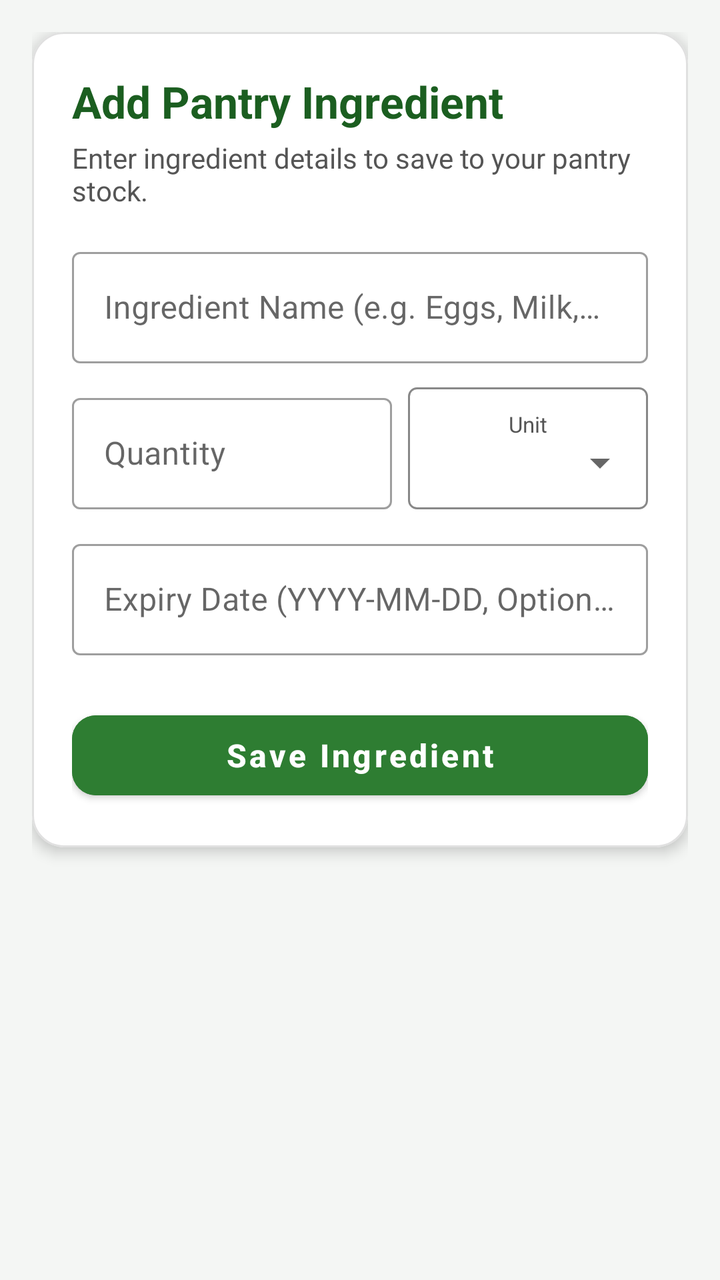
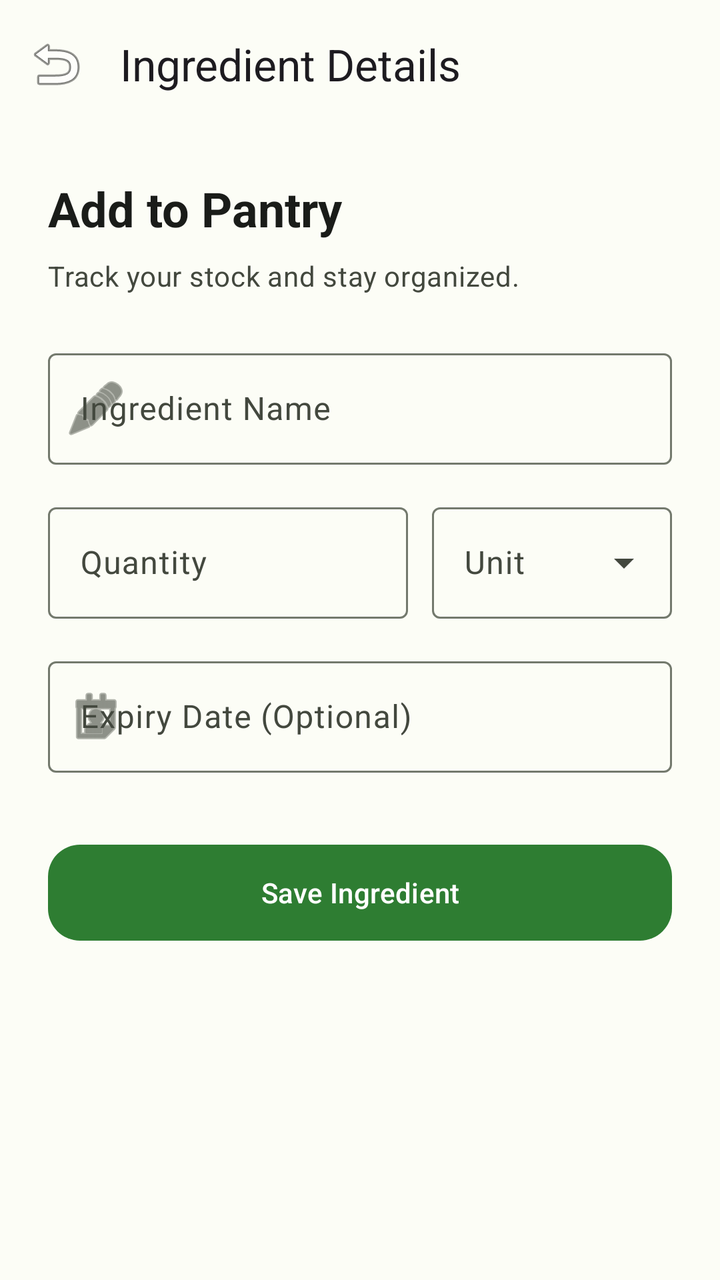

An Android layout rendered at two revisions. The XML below is the earlier revision; the diff shows what the commit changed to produce the second picture.
<!-- AndroidManifest.xml: application theme Theme.SmartPantry -->
<!-- res/layout/activity_ingredient_form.xml -->
<?xml version="1.0" encoding="utf-8"?>
<ScrollView xmlns:android="http://schemas.android.com/apk/res/android"
    xmlns:app="http://schemas.android.com/apk/res-auto"
    android:layout_width="match_parent"
    android:layout_height="match_parent"
    android:background="@color/background_light"
    android:fillViewport="true">

    <LinearLayout
        android:layout_width="match_parent"
        android:layout_height="wrap_content"
        android:orientation="vertical"
        android:padding="16dp">

        <com.google.android.material.card.MaterialCardView
            android:layout_width="match_parent"
            android:layout_height="wrap_content"
            app:cardBackgroundColor="@color/white"
            app:cardCornerRadius="16dp"
            app:cardElevation="4dp"
            app:strokeColor="@color/divider_color"
            app:strokeWidth="1dp">

            <LinearLayout
                android:layout_width="match_parent"
                android:layout_height="wrap_content"
                android:orientation="vertical"
                android:padding="20dp">

                <TextView
                    android:id="@+id/formTitle"
                    android:layout_width="wrap_content"
                    android:layout_height="wrap_content"
                    android:text="Add Pantry Ingredient"
                    android:textColor="@color/green_dark"
                    android:textSize="22sp"
                    android:textStyle="bold" />

                <TextView
                    android:layout_width="wrap_content"
                    android:layout_height="wrap_content"
                    android:layout_marginTop="4dp"
                    android:layout_marginBottom="16dp"
                    android:text="Enter ingredient details to save to your pantry stock."
                    android:textColor="@color/text_secondary"
                    android:textSize="14sp" />

                
                <com.google.android.material.textfield.TextInputLayout
                    style="@style/Widget.MaterialComponents.TextInputLayout.OutlinedBox"
                    android:layout_width="match_parent"
                    android:layout_height="wrap_content"
                    android:layout_marginBottom="12dp"
                    android:hint="Ingredient Name (e.g. Eggs, Milk, Flour)">

                    <com.google.android.material.textfield.TextInputEditText
                        android:id="@+id/nameInput"
                        android:layout_width="match_parent"
                        android:layout_height="wrap_content"
                        android:inputType="textCapWords" />
                </com.google.android.material.textfield.TextInputLayout>

                
                <LinearLayout
                    android:layout_width="match_parent"
                    android:layout_height="wrap_content"
                    android:layout_marginBottom="12dp"
                    android:orientation="horizontal">

                    <com.google.android.material.textfield.TextInputLayout
                        style="@style/Widget.MaterialComponents.TextInputLayout.OutlinedBox"
                        android:layout_width="0dp"
                        android:layout_height="wrap_content"
                        android:layout_marginEnd="8dp"
                        android:layout_weight="1"
                        android:hint="Quantity">

                        <com.google.android.material.textfield.TextInputEditText
                            android:id="@+id/quantityInput"
                            android:layout_width="match_parent"
                            android:layout_height="wrap_content"
                            android:inputType="numberDecimal" />
                    </com.google.android.material.textfield.TextInputLayout>

                    <LinearLayout
                        android:layout_width="120dp"
                        android:layout_height="match_parent"
                        android:background="@drawable/bg_spinner_border"
                        android:gravity="center"
                        android:orientation="vertical">

                        <TextView
                            android:layout_width="wrap_content"
                            android:layout_height="wrap_content"
                            android:text="Unit"
                            android:textColor="@color/text_secondary"
                            android:textSize="11sp" />

                        <Spinner
                            android:id="@+id/unitInput"
                            android:layout_width="match_parent"
                            android:layout_height="wrap_content"
                            android:spinnerMode="dropdown" />
                    </LinearLayout>
                </LinearLayout>

                
                <com.google.android.material.textfield.TextInputLayout
                    style="@style/Widget.MaterialComponents.TextInputLayout.OutlinedBox"
                    android:layout_width="match_parent"
                    android:layout_height="wrap_content"
                    android:layout_marginBottom="24dp"
                    android:hint="Expiry Date (YYYY-MM-DD, Optional)">

                    <com.google.android.material.textfield.TextInputEditText
                        android:id="@+id/expiryInput"
                        android:layout_width="match_parent"
                        android:layout_height="wrap_content"
                        android:inputType="date" />
                </com.google.android.material.textfield.TextInputLayout>

                
                <com.google.android.material.button.MaterialButton
                    android:id="@+id/saveButton"
                    android:layout_width="match_parent"
                    android:layout_height="52dp"
                    android:backgroundTint="@color/green_primary"
                    android:text="Save Ingredient"
                    android:textAllCaps="false"
                    android:textColor="@color/white"
                    android:textSize="16sp"
                    android:textStyle="bold"
                    app:cornerRadius="12dp" />

            </LinearLayout>
        </com.google.android.material.card.MaterialCardView>
    </LinearLayout>
</ScrollView>
<!-- resources referenced by this layout -->
<resources>
  <color name="background_light">#F4F6F4</color>
  <color name="divider_color">#E0E0E0</color>
  <color name="green_dark">#1B5E20</color>
  <color name="green_primary">#2E7D32</color>
  <color name="text_secondary">#555555</color>
  <color name="white">#FFFFFF</color>
  <!-- drawable bg_spinner_border (drawable) -->
  <?xml version="1.0" encoding="utf-8"?>
  <shape xmlns:android="http://schemas.android.com/apk/res/android"
      android:shape="rectangle">
      <solid android:color="@color/white" />
      <corners android:radius="4dp" />
      <stroke android:width="1dp" android:color="#888888" />
  </shape>
  <style name="Theme.SmartPantry" parent="Theme.MaterialComponents.DayNight.DarkActionBar">
          <item name="colorPrimary">@color/green_primary</item>
          <item name="colorPrimaryVariant">@color/green_dark</item>
          <item name="colorOnPrimary">@color/white</item>
          <item name="colorSecondary">@color/amber_accent</item>
          <item name="colorOnSecondary">@color/white</item>
          <item name="android:windowBackground">@color/background_light</item>
          <item name="android:textColorPrimary">@color/text_primary</item>
      </style>
  <color name="amber_accent">#F57C00</color>
  <color name="text_primary">#1C1B1F</color>
</resources>

<!-- the commit's change to res/layout/activity_ingredient_form.xml (unified diff, before → after) -->
@@ -1,138 +1,126 @@
 <?xml version="1.0" encoding="utf-8"?>
-<ScrollView xmlns:android="http://schemas.android.com/apk/res/android"
+<androidx.coordinatorlayout.widget.CoordinatorLayout xmlns:android="http://schemas.android.com/apk/res/android"
     xmlns:app="http://schemas.android.com/apk/res-auto"
     android:layout_width="match_parent"
     android:layout_height="match_parent"
-    android:background="@color/background_light"
-    android:fillViewport="true">
+    android:background="?attr/colorSurface">
 
-    <LinearLayout
+    <com.google.android.material.appbar.AppBarLayout
         android:layout_width="match_parent"
-        android:layout_height="wrap_content"
-        android:orientation="vertical"
-        android:padding="16dp">
+        android:layout_height="wrap_content">
 
-        <com.google.android.material.card.MaterialCardView
+        <com.google.android.material.appbar.MaterialToolbar
+            android:id="@+id/toolbar"
+            android:layout_width="match_parent"
+            android:layout_height="?attr/actionBarSize"
+            app:title="Ingredient Details"
+            app:navigationIcon="@android:drawable/ic_menu_revert" />
+
+    </com.google.android.material.appbar.AppBarLayout>
+
+    <ScrollView
+        android:layout_width="match_parent"
+        android:layout_height="match_parent"
+        android:fillViewport="true"
+        app:layout_behavior="@string/appbar_scrolling_view_behavior">
+
+        <LinearLayout
             android:layout_width="match_parent"
             android:layout_height="wrap_content"
-            app:cardBackgroundColor="@color/white"
-            app:cardCornerRadius="16dp"
-            app:cardElevation="4dp"
-            app:strokeColor="@color/divider_color"
-            app:strokeWidth="1dp">
+            android:orientation="vertical"
+            android:padding="24dp">
+
+            <TextView
+                android:id="@+id/formTitle"
+                android:layout_width="wrap_content"
+                android:layout_height="wrap_content"
+                android:text="Add to Pantry"
+                android:textAppearance="?attr/textAppearanceHeadlineSmall"
+                android:textColor="?attr/colorOnSurface"
+                android:textStyle="bold" />
+
+            <TextView
+                android:layout_width="wrap_content"
+                android:layout_height="wrap_content"
+                android:layout_marginTop="8dp"
+                android:layout_marginBottom="24dp"
+                android:text="Track your stock and stay organized."
+                android:textAppearance="?attr/textAppearanceBodyMedium"
+                android:textColor="?attr/colorOnSurfaceVariant" />
+
+            <com.google.android.material.textfield.TextInputLayout
+                style="@style/Widget.Material3.TextInputLayout.OutlinedBox"
+                android:layout_width="match_parent"
+                android:layout_height="wrap_content"
+                android:layout_marginBottom="16dp"
+                android:hint="Ingredient Name"
+                app:startIconDrawable="@android:drawable/ic_menu_edit">
+
+                <com.google.android.material.textfield.TextInputEditText
+                    android:id="@+id/nameInput"
+                    android:layout_width="match_parent"
+                    android:layout_height="wrap_content"
+                    android:inputType="textCapWords" />
+            </com.google.android.material.textfield.TextInputLayout>
 
             <LinearLayout
                 android:layout_width="match_parent"
                 android:layout_height="wrap_content"
-                android:orientation="vertical"
-                android:padding="20dp">
+                android:layout_marginBottom="16dp"
+                android:orientation="horizontal">
 
-                <TextView
-                    android:id="@+id/formTitle"
-                    android:layout_width="wrap_content"
+                <com.google.android.material.textfield.TextInputLayout
+                    style="@style/Widget.Material3.TextInputLayout.OutlinedBox"
+                    android:layout_width="0dp"
                     android:layout_height="wrap_content"
-                    android:text="Add Pantry Ingredient"
-                    android:textColor="@color/green_dark"
-                    android:textSize="22sp"
-                    android:textStyle="bold" />
+                    android:layout_marginEnd="12dp"
+                    android:layout_weight="1"
+                    android:hint="Quantity">
 
-                <TextView
-                    android:layout_width="wrap_content"
+                    <com.google.android.material.textfield.TextInputEditText
+                        android:id="@+id/quantityInput"
+                        android:layout_width="match_parent"
+                        android:layout_height="wrap_content"
+                        android:inputType="numberDecimal" />
+                </com.google.android.material.textfield.TextInputLayout>
+
+                <com.google.android.material.textfield.TextInputLayout
+                    style="@style/Widget.Material3.TextInputLayout.OutlinedBox.ExposedDropdownMenu"
+                    android:layout_width="120dp"
                     android:layout_height="wrap_content"
-                    android:layout_marginTop="4dp"
-                    android:layout_marginBottom="16dp"
-                    android:text="Enter ingredient details to save to your pantry stock."
-                    android:textColor="@color/text_secondary"
-                    android:textSize="14sp" />
+                    android:hint="Unit">
 
-                
-                <com.google.android.material.textfield.TextInputLayout
-                    style="@style/Widget.MaterialComponents.TextInputLayout.OutlinedBox"
+                    <AutoCompleteTextView
+                        android:id="@+id/unitInput"
+                        android:layout_width="match_parent"
+                        android:layout_height="wrap_content"
+                        android:inputType="none" />
+                </com.google.android.material.textfield.TextInputLayout>
+            </LinearLayout>
+
+            <com.google.android.material.textfield.TextInputLayout
+                style="@style/Widget.Material3.TextInputLayout.OutlinedBox"
+                android:layout_width="match_parent"
+                android:layout_height="wrap_content"
+                android:layout_marginBottom="32dp"
+                android:hint="Expiry Date (Optional)"
+                app:startIconDrawable="@android:drawable/ic_menu_my_calendar">
+
+                <com.google.android.material.textfield.TextInputEditText
+                    android:id="@+id/expiryInput"
                     android:layout_width="match_parent"
                     android:layout_height="wrap_content"
-                    android:layout_marginBottom="12dp"
-                    android:hint="Ingredient Name (e.g. Eggs, Milk, Flour)">
+                    android:inputType="date" />
+            </com.google.android.material.textfield.TextInputLayout>
 
-                    <com.google.android.material.textfield.TextInputEditText
-                        android:id="@+id/nameInput"
-                        android:layout_width="match_parent"
-                        android:layout_height="wrap_content"
-                        android:inputType="textCapWords" />
-                </com.google.android.material.textfield.TextInputLayout>
+            <com.google.android.material.button.MaterialButton
+                android:id="@+id/saveButton"
+                style="@style/Widget.Material3.Button"
+                android:layout_width="match_parent"
+                android:layout_height="56dp"
+                android:text="Save Ingredient"
+                app:cornerRadius="16dp" />
 
-                
-                <LinearLayout
-                    android:layout_width="match_parent"
-                    android:layout_height="wrap_content"
-                    android:layout_marginBottom="12dp"
-                    android:orientation="horizontal">
-
-                    <com.google.android.material.textfield.TextInputLayout
-                        style="@style/Widget.MaterialComponents.TextInputLayout.OutlinedBox"
-                        android:layout_width="0dp"
-                        android:layout_height="wrap_content"
-                        android:layout_marginEnd="8dp"
-                        android:layout_weight="1"
-                        android:hint="Quantity">
-
-                        <com.google.android.material.textfield.TextInputEditText
-                            android:id="@+id/quantityInput"
-                            android:layout_width="match_parent"
-                            android:layout_height="wrap_content"
-                            android:inputType="numberDecimal" />
-                    </com.google.android.material.textfield.TextInputLayout>
-
-                    <LinearLayout
-                        android:layout_width="120dp"
-                        android:layout_height="match_parent"
-                        android:background="@drawable/bg_spinner_border"
-                        android:gravity="center"
-                        android:orientation="vertical">
-
-                        <TextView
-                            android:layout_width="wrap_content"
-                            android:layout_height="wrap_content"
-                            android:text="Unit"
-                            android:textColor="@color/text_secondary"
-                            android:textSize="11sp" />
-
-                        <Spinner
-                            android:id="@+id/unitInput"
-                            android:layout_width="match_parent"
-                            android:layout_height="wrap_content"
-                            android:spinnerMode="dropdown" />
-                    </LinearLayout>
-                </LinearLayout>
-
-                
-                <com.google.android.material.textfield.TextInputLayout
-                    style="@style/Widget.MaterialComponents.TextInputLayout.OutlinedBox"
-                    android:layout_width="match_parent"
-                    android:layout_height="wrap_content"
-                    android:layout_marginBottom="24dp"
-                    android:hint="Expiry Date (YYYY-MM-DD, Optional)">
-
-                    <com.google.android.material.textfield.TextInputEditText
-                        android:id="@+id/expiryInput"
-                        android:layout_width="match_parent"
-                        android:layout_height="wrap_content"
-                        android:inputType="date" />
-                </com.google.android.material.textfield.TextInputLayout>
-
-                
-                <com.google.android.material.button.MaterialButton
-                    android:id="@+id/saveButton"
-                    android:layout_width="match_parent"
-                    android:layout_height="52dp"
-                    android:backgroundTint="@color/green_primary"
-                    android:text="Save Ingredient"
-                    android:textAllCaps="false"
-                    android:textColor="@color/white"
-                    android:textSize="16sp"
-                    android:textStyle="bold"
-                    app:cornerRadius="12dp" />
-
-            </LinearLayout>
-        </com.google.android.material.card.MaterialCardView>
-    </LinearLayout>
-</ScrollView>
+        </LinearLayout>
+    </ScrollView>
+</androidx.coordinatorlayout.widget.CoordinatorLayout>
<!-- resource entries referenced after the edit -->
@@ -1,29 +1,48 @@
 <!-- resources referenced by this layout -->
 <resources>
-  <color name="background_light">#F4F6F4</color>
-  <color name="divider_color">#E0E0E0</color>
-  <color name="green_dark">#1B5E20</color>
-  <color name="green_primary">#2E7D32</color>
-  <color name="text_secondary">#555555</color>
-  <color name="white">#FFFFFF</color>
-  <!-- drawable bg_spinner_border (drawable) -->
-  <?xml version="1.0" encoding="utf-8"?>
-  <shape xmlns:android="http://schemas.android.com/apk/res/android"
-      android:shape="rectangle">
-      <solid android:color="@color/white" />
-      <corners android:radius="4dp" />
-      <stroke android:width="1dp" android:color="#888888" />
-  </shape>
-  <style name="Theme.SmartPantry" parent="Theme.MaterialComponents.DayNight.DarkActionBar">
-          <item name="colorPrimary">@color/green_primary</item>
-          <item name="colorPrimaryVariant">@color/green_dark</item>
-          <item name="colorOnPrimary">@color/white</item>
-          <item name="colorSecondary">@color/amber_accent</item>
-          <item name="colorOnSecondary">@color/white</item>
-          <item name="android:windowBackground">@color/background_light</item>
-          <item name="android:textColorPrimary">@color/text_primary</item>
+  <style name="Theme.SmartPantry" parent="Theme.Material3.DayNight.NoActionBar">
+          <item name="colorPrimary">@color/md_theme_primary</item>
+          <item name="colorOnPrimary">@color/md_theme_onPrimary</item>
+          <item name="colorPrimaryContainer">@color/md_theme_primaryContainer</item>
+          <item name="colorOnPrimaryContainer">@color/md_theme_onPrimaryContainer</item>
+  
+          <item name="colorSecondary">@color/md_theme_secondary</item>
+          <item name="colorOnSecondary">@color/md_theme_onSecondary</item>
+          <item name="colorSecondaryContainer">@color/md_theme_secondaryContainer</item>
+          <item name="colorOnSecondaryContainer">@color/md_theme_onSecondaryContainer</item>
+  
+          <item name="colorError">@color/md_theme_error</item>
+          <item name="colorOnError">@color/md_theme_onError</item>
+          <item name="colorErrorContainer">@color/md_theme_errorContainer</item>
+          <item name="colorOnErrorContainer">@color/md_theme_onErrorContainer</item>
+  
+          <item name="android:windowBackground">@color/md_theme_background</item>
+          <item name="colorSurface">@color/md_theme_surface</item>
+          <item name="colorOnSurface">@color/md_theme_onSurface</item>
+          <item name="colorSurfaceVariant">@color/md_theme_surfaceVariant</item>
+          <item name="colorOnSurfaceVariant">@color/md_theme_onSurfaceVariant</item>
+          <item name="colorOutline">@color/md_theme_outline</item>
+  
+          
+          <item name="materialCardViewStyle">@style/Widget.Material3.CardView.Elevated</item>
       </style>
-  <color name="amber_accent">#F57C00</color>
-  <color name="text_primary">#1C1B1F</color>
+  <color name="md_theme_primary">#2E7D32</color>
+  <color name="md_theme_onPrimary">#FFFFFF</color>
+  <color name="md_theme_primaryContainer">#C8E6C9</color>
+  <color name="md_theme_onPrimaryContainer">#002107</color>
+  <color name="md_theme_secondary">#55634E</color>
+  <color name="md_theme_onSecondary">#FFFFFF</color>
+  <color name="md_theme_secondaryContainer">#D8E8CD</color>
+  <color name="md_theme_onSecondaryContainer">#131F0F</color>
+  <color name="md_theme_error">#BA1A1A</color>
+  <color name="md_theme_onError">#FFFFFF</color>
+  <color name="md_theme_errorContainer">#FFDAD6</color>
+  <color name="md_theme_onErrorContainer">#410002</color>
+  <color name="md_theme_background">#FCFDF6</color>
+  <color name="md_theme_surface">#FCFDF6</color>
+  <color name="md_theme_onSurface">#1A1C19</color>
+  <color name="md_theme_surfaceVariant">#DFE4D7</color>
+  <color name="md_theme_onSurfaceVariant">#43483E</color>
+  <color name="md_theme_outline">#73796D</color>
 </resources>
 
